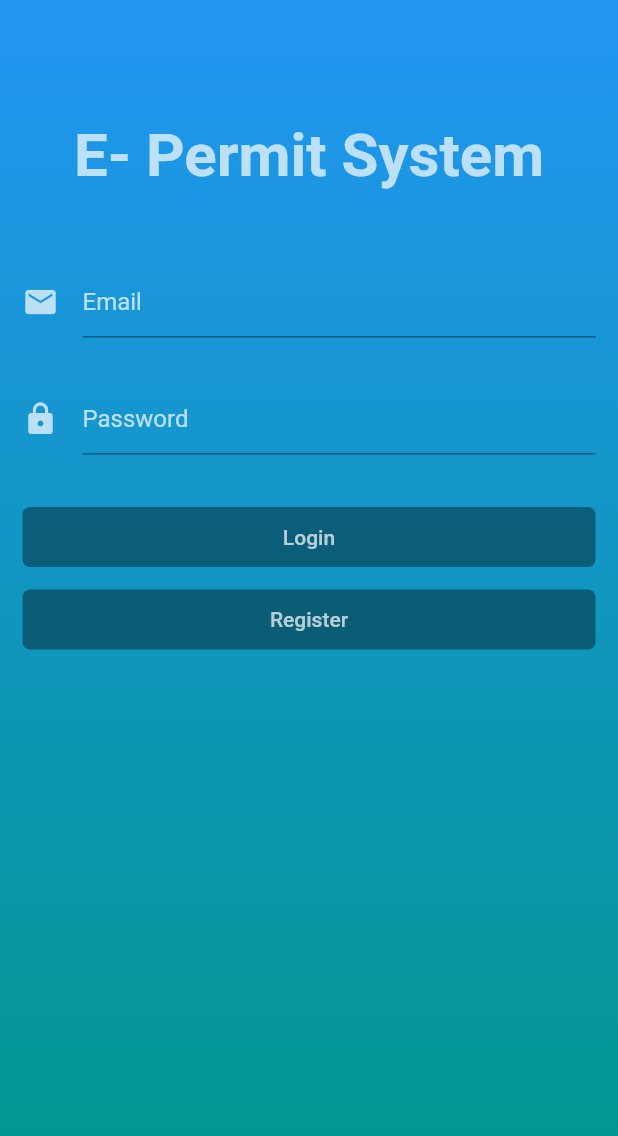
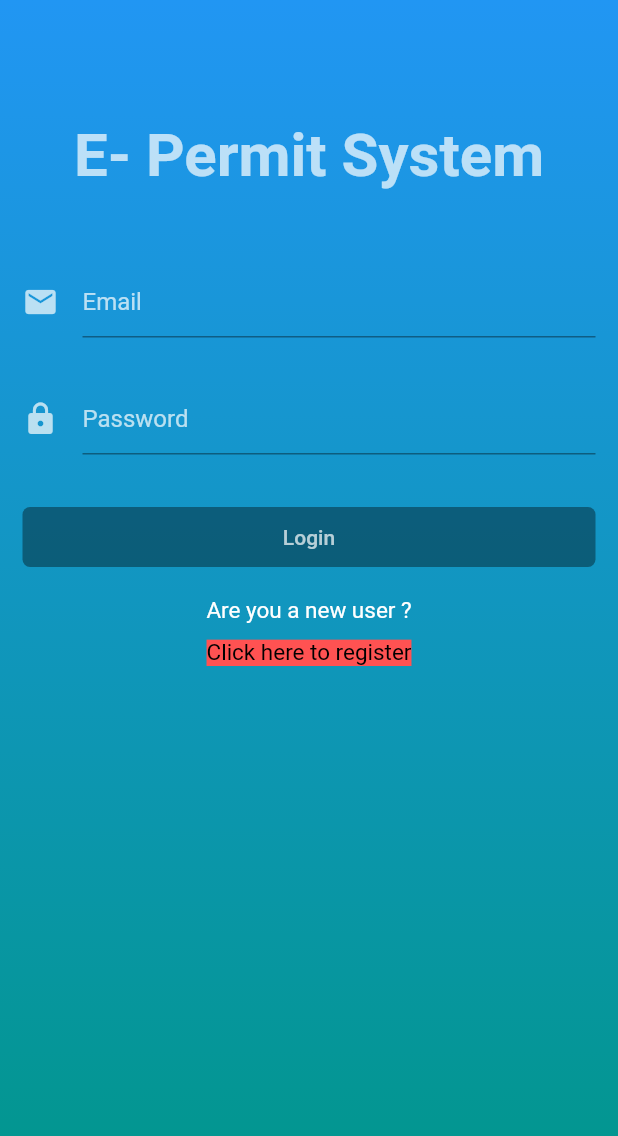
Before and after one commit to ajmalhinas/flutterTry, a Flutter app: the screen it shows after launch, on a phone screen of 412 x 824 dp. Shown: the top 1136 px of the screen. Run offline on Flutter 3.47's test engine with Material 2 defaults, Android fonts, the phone set to English and light mode, and no system bars; our stand-ins replace shared_preferences.

Commit message:
added register link

```diff
--- a/lib/login.dart
+++ b/lib/login.dart
@@ -5,6 +5,8 @@ import 'package:flutter/services.dart';
 import 'package:http/http.dart' as http;
 import 'package:my_app/main.dart';
 import 'package:shared_preferences/shared_preferences.dart';
+import 'package:url_launcher/url_launcher.dart';
+
 
 class LoginPage extends StatefulWidget {
   @override
@@ -31,7 +33,10 @@ class _LoginPageState extends State<LoginPage> {
             headerSection(),
             textSection(),
             buttonSection1(),
-            buttonSection(),
+            //buttonSection(),
+            newUserText(),
+            regUrl(),
+
 
           ],
         ),
@@ -155,4 +160,38 @@ class _LoginPageState extends State<LoginPage> {
               fontWeight: FontWeight.bold)),
     );
   }
+
+  Container newUserText() {
+    return Container(
+      margin: EdgeInsets.only(top: 10.0),
+      padding: EdgeInsets.symmetric(horizontal: 10.0, vertical: 10.0),
+      child: Text("Are you a new user ?",
+        style: TextStyle(
+          color: Colors.white,
+          fontSize: 15.0,
+          fontWeight: FontWeight.normal)
+        )
+        );
+  }
+
+  InkWell regUrl(){
+    return InkWell(
+
+            child: Text("Click here to register",
+              style: TextStyle(
+                color: Colors.black,
+                fontSize: 15.0,
+                backgroundColor: Colors.redAccent),
+            ),
+
+            onTap: () async {
+              if (await canLaunch("https://flutter.dev")) {
+                await launch("https://flutter.io");
+              }
+            }
+        );
+
+  }
+
+
 }
--- a/pubspec.yaml
+++ b/pubspec.yaml
@@ -20,6 +20,8 @@ dependencies:
   flutter:
     sdk: flutter
   http: any
+  url_launcher: ^5.4.0    # Good, any 5.4.x version where x >= 0 works.
+  flutter_linkify: ^3.1.3
   shared_preferences: any
 
   # The following adds the Cupertino Icons font to your application.
```
Also changed, not shown: pubspec.lock, 1 other file.
